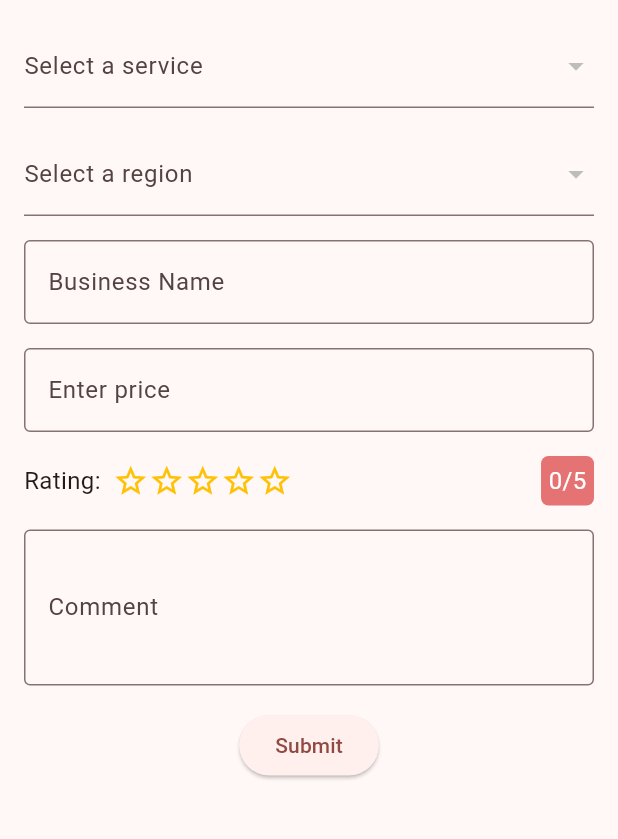
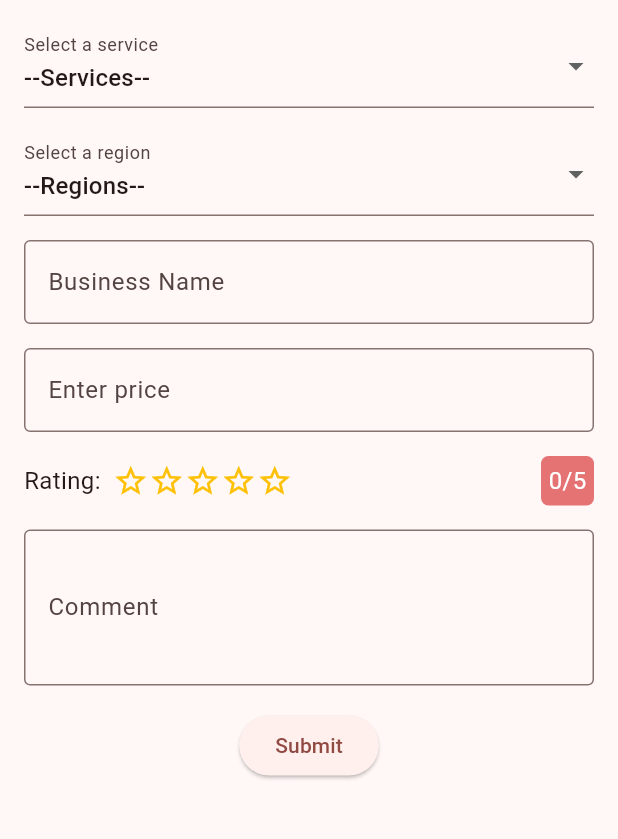
Before and after one commit to Meghshanth/296A, a Flutter app: the Review screen opened directly, after a tap on the "add" icon, on a phone screen of 412 x 824 dp, the part 84-923 px from its top. Run offline on Flutter 3.47's test engine with Material 2 defaults, Android fonts, the phone set to English and light mode, and no system bars; our stand-ins replace cloud_firestore, firebase_auth, firebase_core; accounts and stored records are empty.

Commit message:
minor bug fixes

```diff
--- a/pfsi/lib/reviewPages/review.dart
+++ b/pfsi/lib/reviewPages/review.dart
@@ -48,13 +48,13 @@ class _ReviewPageState extends State<Review> with TickerProviderStateMixin {
 
   Future<List<String>> _getServiceOptionsFromFirebase() async {
     try {
-    QuerySnapshot querySnapshot = await FirebaseFirestore.instance
-        .collection('services_list')
-        .get();
+      QuerySnapshot querySnapshot =
+          await FirebaseFirestore.instance.collection('services_list').get();
 
       List<String> services = [];
       querySnapshot.docs.forEach((documentSnapshot) {
-      Map<String, dynamic>? data = documentSnapshot.data() as Map<String, dynamic>?;
+        Map<String, dynamic>? data =
+            documentSnapshot.data() as Map<String, dynamic>?;
         if (data != null && data['services'] != null) {
           List<dynamic>? servicesList = data['services'];
           if (servicesList != null) {
@@ -73,13 +73,13 @@ Future<List<String>> _getServiceOptionsFromFirebase() async {
 
   Future<List<String>> _getRegionsOptionsFromFirebase() async {
     try {
-    QuerySnapshot querySnapshot = await FirebaseFirestore.instance
-        .collection('regions_list')
-        .get();
+      QuerySnapshot querySnapshot =
+          await FirebaseFirestore.instance.collection('regions_list').get();
 
       List<String> regions = [];
       querySnapshot.docs.forEach((documentSnapshot) {
-      Map<String, dynamic>? data = documentSnapshot.data() as Map<String, dynamic>?;
+        Map<String, dynamic>? data =
+            documentSnapshot.data() as Map<String, dynamic>?;
         if (data != null && data['regions'] != null) {
           List<dynamic>? regionList = data['regions'];
           if (regionList != null) {
@@ -96,17 +96,15 @@ Future<List<String>> _getRegionsOptionsFromFirebase() async {
     }
   }
 
-
-
-
-
   @override
   void initState() {
     super.initState();
     _getServiceOptionsFromFirebase().then((value) {
       setState(() {
         serviceOptions = value;
-        selectedService = serviceOptions.isNotEmpty ? serviceOptions[0] : '';
+        serviceOptions.insert(0, "All Services");
+        selectedService =
+            serviceOptions.isNotEmpty ? serviceOptions[0] : 'All Services';
 
         // selectedService = serviceOptions[
         //     0]; // Set the first option as the default selected option
@@ -116,7 +114,9 @@ Future<List<String>> _getRegionsOptionsFromFirebase() async {
     _getRegionsOptionsFromFirebase().then((value) {
       setState(() {
         regionOptions = value;
-        selectedRegion = regionOptions.isNotEmpty ? regionOptions[0] : '';
+        regionOptions.insert(0, "All Regions");
+        selectedRegion =
+            regionOptions.isNotEmpty ? regionOptions[0] : 'All Regions';
 
         // selectedService = serviceOptions[
         //     0]; // Set the first option as the default selected option
--- a/pfsi/lib/reviewPages/reviewAdd.dart
+++ b/pfsi/lib/reviewPages/reviewAdd.dart
@@ -91,7 +91,6 @@ class _AddReviewWidgetState extends State<AddReview> {
     _getServiceOptionsFromFirebase().then((value) {
       setState(() {
         serviceOptions = value;
-        serviceOptions.removeAt(0);
         serviceOptions.insert(0, '--Services--');
         selectedService = serviceOptions[
             0]; // Set the first option as the default selected option
@@ -100,7 +99,6 @@ class _AddReviewWidgetState extends State<AddReview> {
     _getRegionsOptionsFromFirebase().then((value) {
       setState(() {
         regionsOptions = value;
-        regionsOptions.removeAt(0);
         regionsOptions.insert(0, '--Regions--');
         selectedRegion = regionsOptions[
             0]; // Set the first option as the default selected option
--- a/pfsi/lib/reviewPages/reviewView.dart
+++ b/pfsi/lib/reviewPages/reviewView.dart
@@ -294,7 +294,6 @@ class _ReviewViewState extends State<ReviewView> {
         child: Column(
           crossAxisAlignment: CrossAxisAlignment.center,
           children: [
-            if (!serviceOptions.isEmpty)
             DropdownButtonFormField<String>(
               value: selectedService,
               items: serviceOptions.map((option) {
@@ -312,7 +311,6 @@ class _ReviewViewState extends State<ReviewView> {
               ),
             ),
             SizedBox(height: 16.0),
-            if (!regionsOptions.isEmpty)
             DropdownButtonFormField<String>(
               value: selectedRegion,
               items: regionsOptions.map((option) {
```
Lines whose indentation alone changed are shown as unchanged.
